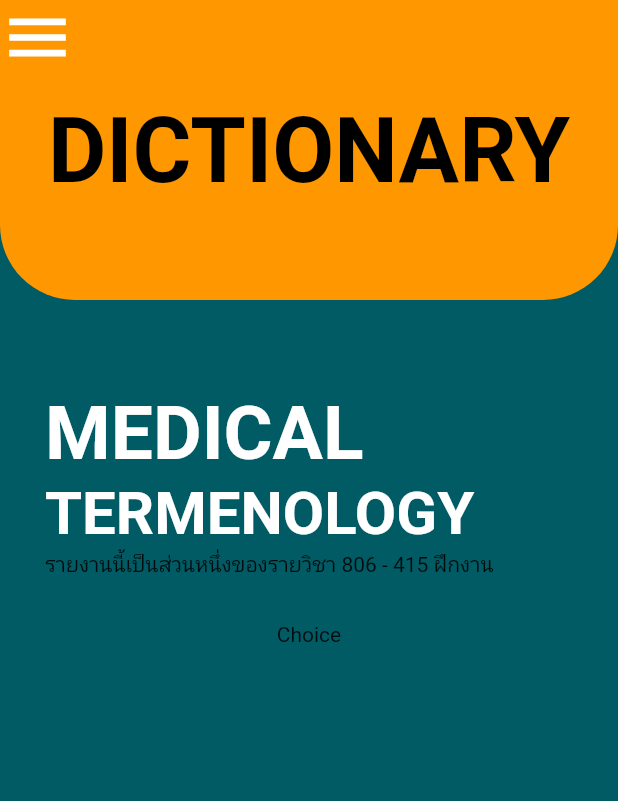
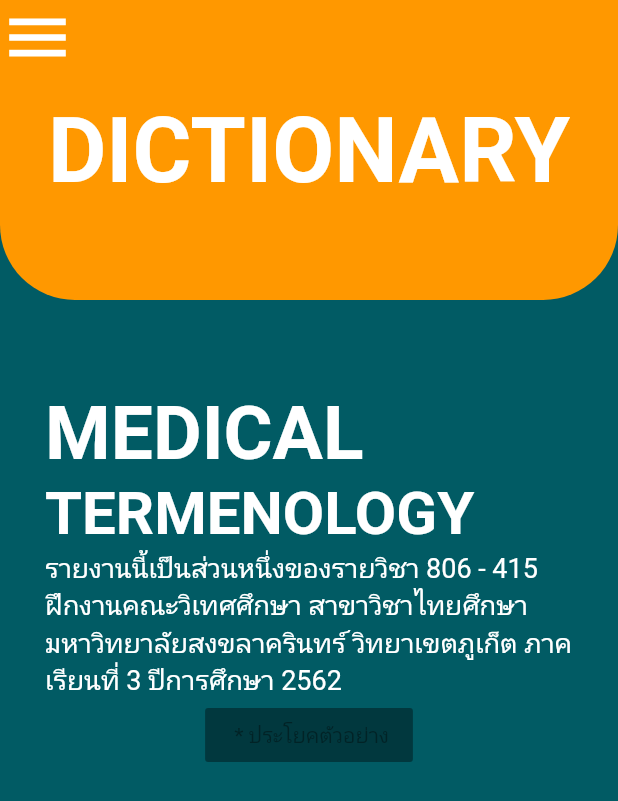
Before and after one commit to FrameTee29/Medical-Dictionary, a Flutter app: the screen it shows after launch, on a phone screen of 412 x 824 dp. Shown: the top 801 px of the screen. Run offline on Flutter 3.47's test engine with Material 2 defaults, Android fonts, the phone set to English and light mode, and no system bars.

```diff
--- a/lib/screens/home.dart
+++ b/lib/screens/home.dart
@@ -31,7 +31,7 @@ class _HomeState extends State<Home> {
             child: Text(
               "DICTIONARY",
               style: TextStyle(
-                color: Colors.black,
+                color: Colors.white,
                 fontSize: 60,
                 fontWeight: FontWeight.bold,
               ),
@@ -76,13 +76,32 @@ class _HomeState extends State<Home> {
                   child: Column(
                 children: <Widget>[
                   Text(
-                      'รายงานนี้เป็นส่วนหนึ่งของรายวิชา 806 - 415 ฝึกงาน'),
+                      'รายงานนี้เป็นส่วนหนึ่งของรายวิชา 806 - 415 ฝึกงานคณะวิเทศศึกษา สาขาวิชาไทยศึกษา มหาวิทยาลัยสงขลาครินทร์ วิทยาเขตภูเก็ต ภาคเรียนที่ 3 ปีการศึกษา 2562',
+                      style: TextStyle(fontSize: 18, color: Colors.white)),
                 ],
               ))
             ],
           ),
+          choice(),
         ],
       ),
+    );
+  }
+
+  Widget choice() {
+    return Center(
+      child: Column(
+        children: <Widget>[
+          sentenceexp(),
+        ],
+      ),
+    );
+  }
+
+  Widget sentenceexp() {
+    return RaisedButton(
+      child: Text(" * ประโยคตัวอย่าง"),
+      onPressed: null,
     );
   }
 
@@ -101,7 +120,6 @@ class _HomeState extends State<Home> {
               ],
             ),
             medical(),
-            Text('Choice'),
           ],
         ),
       ),
```
